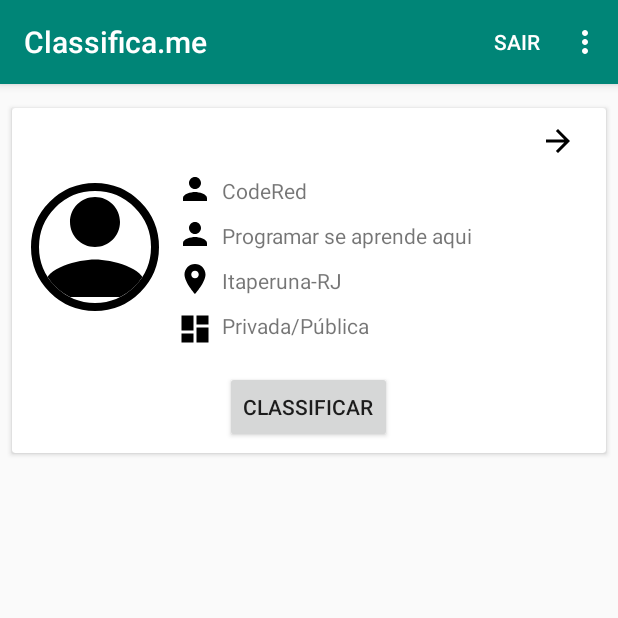
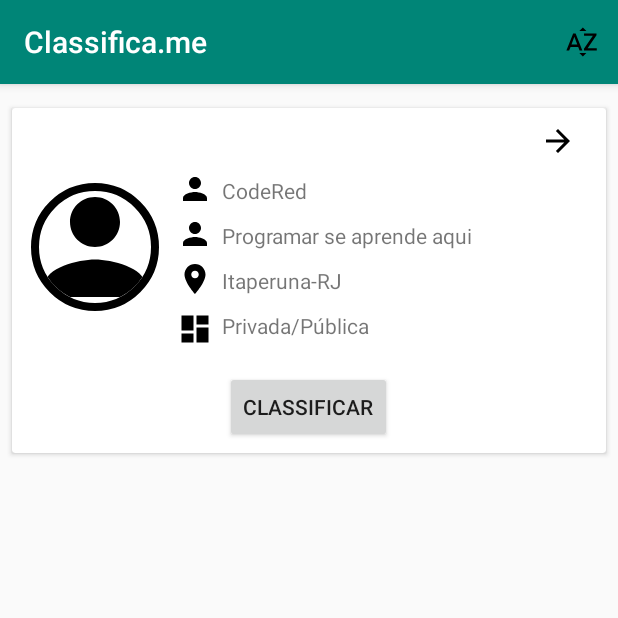
Before and after one commit to codered-co/classifica-me-app, an Android app: the screen it shows after launch once a user with an empty profile is signed in (ContainerActivity), item 3 of the bottom bar chosen, on a phone screen of 412 x 824 dp, the top half of it. Run offline under Robolectric (Android 15) with nearby library versions, the phone set to English and light mode, and no system bars; our stand-ins replace CircleImageView, Firebase (no records; nobody signed in at launch, a user with empty details on screens opened directly).

Commit message:
Acrescentando item de menu e escondendo itens em telas especificas

```diff
--- a/app/src/main/java/com/example/classificame/fragment/ClassificarFragment.java
+++ b/app/src/main/java/com/example/classificame/fragment/ClassificarFragment.java
@@ -1,5 +1,6 @@
 package com.example.classificame.fragment;
 
+import android.content.Intent;
 import android.os.Bundle;
 import android.support.annotation.NonNull;
 import android.support.annotation.Nullable;
@@ -14,6 +15,7 @@ import android.view.View;
 import android.view.ViewGroup;
 
 import com.example.classificame.R;
+import com.example.classificame.activity.EditarPerfilActivity;
 import com.example.classificame.adapter.AdapterClassificar;
 import com.example.classificame.model.Empresa;
 
@@ -58,11 +60,24 @@ public class ClassificarFragment extends Fragment {
     }
 
     @Override
+    public void onPrepareOptionsMenu(Menu menu) {
+        MenuItem item1 = menu.findItem(R.id.action_editar);
+        MenuItem item2 = menu.findItem(R.id.action_logout);
+
+        if(item1 != null)
+            item1.setVisible(false);
+        if (item2 != null)
+            item2.setVisible(false);
+
+        super.onPrepareOptionsMenu(menu);
+    }
+
+    @Override
     public boolean onOptionsItemSelected(MenuItem item) {
         int id = item.getItemId();
 
         if (id == R.id.action_ordenar) {
-            //Ordenação da lista
+            //Ordenar lista em ordem alfabética
         }
         return super.onOptionsItemSelected(item);
     }
--- a/app/src/main/java/com/example/classificame/fragment/PerfilFragment.java
+++ b/app/src/main/java/com/example/classificame/fragment/PerfilFragment.java
@@ -63,6 +63,16 @@ public class PerfilFragment extends Fragment {
     }
 
     @Override
+    public void onPrepareOptionsMenu(Menu menu) {
+        MenuItem item1 = menu.findItem(R.id.action_ordenar);
+
+        if (item1 != null) {
+            item1.setVisible(false);
+        }
+        super.onPrepareOptionsMenu(menu);
+    }
+
+    @Override
     public boolean onOptionsItemSelected(MenuItem item) {
         int id = item.getItemId();
 
--- a/app/src/main/res/menu/menu_toolbar.xml
+++ b/app/src/main/res/menu/menu_toolbar.xml
@@ -10,4 +10,10 @@
         android:id="@+id/action_editar"
         android:title="Editar perfil">
     </item>
+    <item
+        android:id="@+id/action_ordenar"
+        android:icon="@drawable/ic_sort"
+        app:showAsAction="always"
+        android:title="Ordenar">
+    </item>
 </menu>
```
Also changed, not shown: 1 other file.
